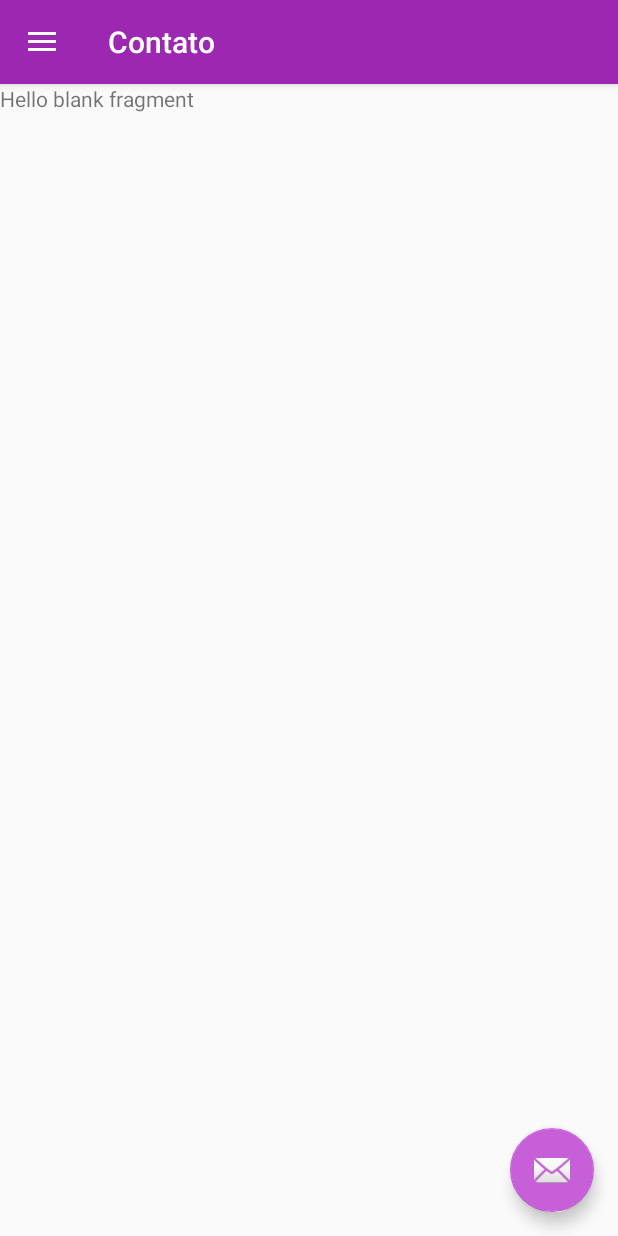
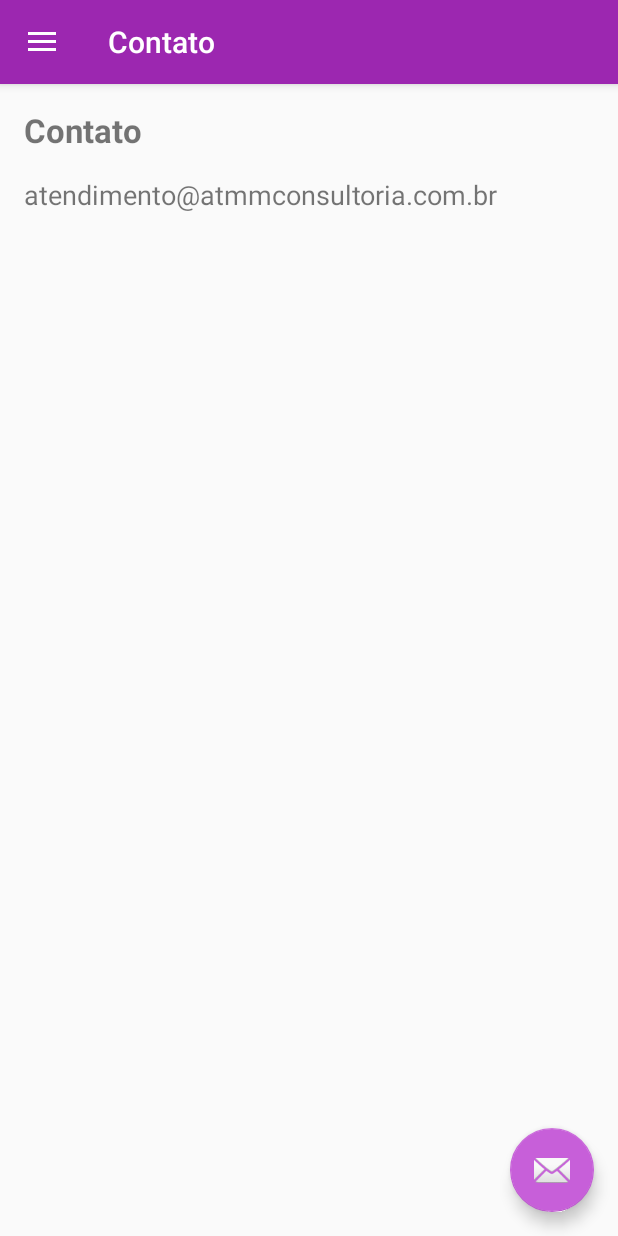
Before and after one commit to Roberto890/CursoKotlin, an Android app: the screen it shows after launch (MainActivity), in the side drawer, after a tap on "Contato", on a phone screen of 412 x 824 dp. Run offline under Robolectric (Android 15) with nearby library versions, the phone set to English and light mode, and no system bars; our stand-ins replace navigation-ui.

Commit message:
Navigation drawer + email + menu sobre

```diff
--- a/NavigationDrawerenviaremail/app/src/main/AndroidManifest.xml
+++ b/NavigationDrawerenviaremail/app/src/main/AndroidManifest.xml
@@ -2,8 +2,11 @@
 <manifest xmlns:android="http://schemas.android.com/apk/res/android"
     package="com.example.navigationdrawer">
 
+    <uses-permission android:name="android.permission.CALL_PHONE"/>
+
     <application
         android:allowBackup="true"
+        android:fullBackupOnly="true"
         android:icon="@mipmap/ic_launcher"
         android:label="@string/app_name"
         android:roundIcon="@mipmap/ic_launcher_round"
@@ -12,7 +15,8 @@
         <activity
             android:name="com.example.navigationdrawer.MainActivity"
             android:label="@string/app_name"
-            android:theme="@style/Theme.NavigationDrawerEnviarEmail.NoActionBar">
+            android:theme="@style/Theme.NavigationDrawerEnviarEmail.NoActionBar"
+            android:exported="true">
             <intent-filter>
                 <action android:name="android.intent.action.MAIN" />
 
--- a/NavigationDrawerenviaremail/app/src/main/java/com/example/navigationdrawer/MainActivity.kt
+++ b/NavigationDrawerenviaremail/app/src/main/java/com/example/navigationdrawer/MainActivity.kt
@@ -1,5 +1,7 @@
 package com.example.navigationdrawer
 
+import android.content.Intent
+import android.net.Uri
 import android.os.Bundle
 import android.view.Menu
 import com.google.android.material.snackbar.Snackbar
@@ -12,6 +14,7 @@ import androidx.navigation.ui.setupWithNavController
 import androidx.drawerlayout.widget.DrawerLayout
 import androidx.appcompat.app.AppCompatActivity
 import com.example.navigationdrawer.databinding.ActivityMainBinding
+import java.util.ArrayList
 
 class MainActivity : AppCompatActivity() {
 
@@ -27,8 +30,7 @@ class MainActivity : AppCompatActivity() {
         setSupportActionBar(binding.appBarMain.toolbar)
 
         binding.appBarMain.fab.setOnClickListener { view ->
-            Snackbar.make(view, "Replace with your own action", Snackbar.LENGTH_LONG)
-                .setAction("Action", null).show()
+            sendEmail()
         }
         val drawerLayout: DrawerLayout = binding.drawerLayout
         val navView: NavigationView = binding.navView
@@ -45,6 +47,32 @@ class MainActivity : AppCompatActivity() {
         navView.setupWithNavController(navController)
     }
 
+    private fun sendEmail() {
+        //Abre a tela de telefone ja com o numero que quero
+        val phone = "tel: 11951692476"
+        val image = "https://static7.depositphotos.com/1005793/710/i/600/depositphotos_7100045-stock-photo-shell-on-the-beach.jpg"
+        val maps = "https://www.google.com/maps/search/vila+lobos/@-23.5409157,-46.7380927,15z/data=!3m1!4b1"
+//        val intent = Intent(Intent.ACTION_DIAL, Uri.parse(phone))
+//        val intent = Intent(Intent.ACTION_VIEW, Uri.parse(image))
+//        val intent = Intent(Intent.ACTION_VIEW, Uri.parse(maps))
+
+        //Intent action send pra compartilhar, no caso vamos colocar o email e pra quem enviar
+        val intent = Intent(Intent.ACTION_SEND)
+        intent.putExtra(Intent.EXTRA_EMAIL, arrayOf("atendimento@atmconsultoria.com.br", "roberto.jesus@gmail.com.br"))
+        intent.putExtra(Intent.EXTRA_SUBJECT, "Contato pelo App")
+        intent.putExtra(Intent.EXTRA_TEXT, "Mensagem automática")
+
+        //esse set type marca qual o tipo da intent no caso message do tipo email, tem varios tipos de types pra colocar
+        //so pesquisar por lista de mime types
+//        intent.setType("message/rfc822")
+//        intent.setType("text/plain")
+        intent.setType("image/*")
+
+        //cretechooser faz com que ele veja quem pode rodar essa intent e mostra pro usuario
+        startActivity(Intent.createChooser(intent, "Compartilhar"))
+
+    }
+
     override fun onSupportNavigateUp(): Boolean {
         val navController = findNavController(R.id.nav_host_fragment_content_main)
         return navController.navigateUp(appBarConfiguration) || super.onSupportNavigateUp()
--- a/NavigationDrawerenviaremail/app/src/main/res/layout/fragment_contact.xml
+++ b/NavigationDrawerenviaremail/app/src/main/res/layout/fragment_contact.xml
@@ -1,14 +1,37 @@
 <?xml version="1.0" encoding="utf-8"?>
-<FrameLayout xmlns:android="http://schemas.android.com/apk/res/android"
+<androidx.constraintlayout.widget.ConstraintLayout xmlns:android="http://schemas.android.com/apk/res/android"
     xmlns:tools="http://schemas.android.com/tools"
     android:layout_width="match_parent"
     android:layout_height="match_parent"
+    xmlns:app="http://schemas.android.com/apk/res-auto"
     tools:context=".ui.contact.ContactFragment">
 
-    <!-- TODO: Update blank fragment layout -->
     <TextView
+        android:id="@+id/textView"
+        android:layout_width="0dp"
+        android:layout_height="wrap_content"
+        android:layout_marginStart="16dp"
+        android:layout_marginTop="16dp"
+        android:layout_marginEnd="16dp"
+        android:text="@string/Contact"
+        android:textSize="22sp"
+        android:textStyle="bold"
+        app:layout_constraintEnd_toEndOf="parent"
+        app:layout_constraintStart_toStartOf="parent"
+        app:layout_constraintTop_toTopOf="parent" />
+
+    <TextView
+        android:id="@+id/textView2"
         android:layout_width="match_parent"
-        android:layout_height="match_parent"
-        android:text="@string/hello_blank_fragment" />
+        android:layout_height="wrap_content"
+        android:layout_marginStart="16dp"
+        android:layout_marginTop="16dp"
+        android:layout_marginEnd="16dp"
+        android:text="@string/contact_text"
+        android:textSize="18sp"
+        app:layout_constraintEnd_toEndOf="parent"
+        app:layout_constraintStart_toStartOf="parent"
+        app:layout_constraintTop_toBottomOf="@+id/textView" />
 
-</FrameLayout>
+
+</androidx.constraintlayout.widget.ConstraintLayout>
--- a/NavigationDrawerenviaremail/app/src/main/res/values/strings.xml
+++ b/NavigationDrawerenviaremail/app/src/main/res/values/strings.xml
@@ -22,5 +22,7 @@
     <string name="indicadores_desempenho">Indicadores de desempenho</string>
     <string name="loreipsum2">Cras sit amet quam fermentum, tempor tellus ut, tempor elit. Donec sit amet consequat tortor, vel auctor leo. Praesent tristique eu risus vel viverra. Pellentesque tincidunt tellus arcu, in sagittis lorem pharetra sed. Quisque sed velit mattis orci viverra eleifend quis et metus. Etiam sed lacus ac nibh lacinia aliquam. Donec at turpis eros. Quisque ac metus felis. Maecenas non augue euismod, luctus mauris vel, varius tellus. Ut lacinia turpis risus, efficitur iaculis dolor interdum vel. Etiam urna nisi, tempus vitae sem et, varius pharetra metus. Donec quam risus, tempor nec imperdiet vel, scelerisque ut lorem. In pellentesque, metus vitae efficitur dapibus, massa ex auctor leo, vitae rutrum mi odio in risus.</string>
     <string name="Clients">Clientes</string>
+    <string name="Contact">Contato</string>
     <string name="clients_text">Em mais de 15 anos de existência a ATM acumula experiência em serviços de consultoria para empresas nacionais e multicaionais de diversos, portes tendo atendido mais de 1000 empresas desde sua abertura.</string>
+    <string name="contact_text">atendimento@atmmconsultoria.com.br</string>
 </resources>
```
Also changed, not shown: NavigationDrawerenviaremail/app/build.gradle (+7 -3 lines), NavigationDrawerenviaremail/app/src/main/java/com/example/navigationdrawer/ui/about/AboutFragment.kt (+22 -2 lines), NavigationDrawerenviaremail/app/src/main/res/layout/fragment_about.xml (+3 -7 lines).
